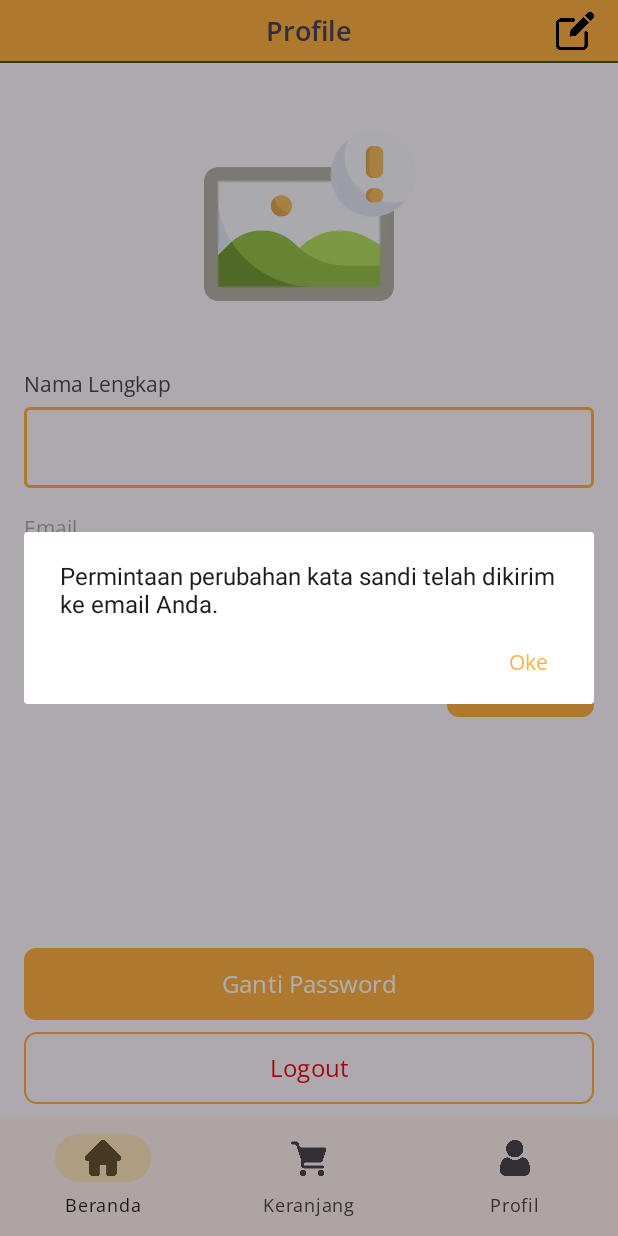
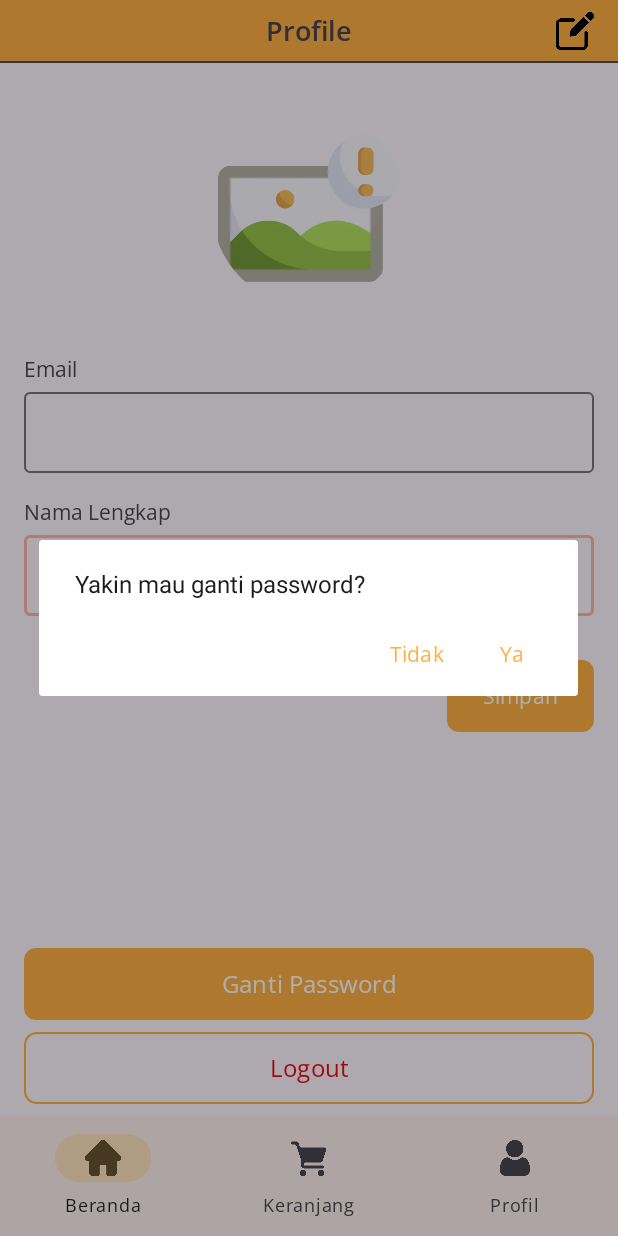
Before and after one commit to YudaSaputraa/FoodApp, an Android app: the ProfileFragment screen opened through its navigation route, after a tap on "Ganti Password", on a phone screen of 412 x 824 dp. Run offline under Robolectric (Android 15) with nearby library versions, the phone set to English and light mode, and no system bars; our stand-ins replace Firebase (no records; nobody signed in at launch, a user with empty details on screens opened directly), Room's generated code, navigation-ui; network calls fail; pictures from the network do not load; 2 other taps on this screen came first.

Commit message:
add confirmation when user want to change password

```diff
--- a/app/src/main/java/com/kom/foodapp/presentation/home/HomeFragment.kt
+++ b/app/src/main/java/com/kom/foodapp/presentation/home/HomeFragment.kt
@@ -73,10 +73,10 @@ class HomeFragment : Fragment() {
     private var menuAdapter: MenuAdapter? = null
     private var categories: List<Category>? = null
     private var menuItems: List<Menu>? = null
+    private var lastSelectedCategory: String? = null
 
     private val categoryAdapter: CategoryAdapter by lazy {
         CategoryAdapter {
-            getMenuData(it.name)
         }
     }
 
@@ -100,6 +100,7 @@ class HomeFragment : Fragment() {
         loadMenuData()
         setThemeMode()
         setDisplayName()
+        setListMenuOnCategoryClicked()
     }
 
     private fun loadMenuData() {
@@ -126,6 +127,18 @@ class HomeFragment : Fragment() {
     private fun setCategoryData() {
         binding.rvCategory.apply {
             adapter = categoryAdapter
+        }
+    }
+
+    private fun setListMenuOnCategoryClicked(){
+        categoryAdapter.setOnItemClickListener { category ->
+            if (category.name == lastSelectedCategory) {
+                lastSelectedCategory = null
+               getMenuData()
+            } else {
+                getMenuData(category.name)
+                lastSelectedCategory = category.name
+            }
         }
     }
 
@@ -196,7 +209,6 @@ class HomeFragment : Fragment() {
         constraintSet.applyTo(binding.clContent)
     }
 
-
     private fun getCategoryData() {
         viewModel.getCategories().observe(viewLifecycleOwner) {
             it.proceedWhen(
@@ -204,8 +216,8 @@ class HomeFragment : Fragment() {
                     binding.layoutStateCategory.root.isVisible = false
                     binding.layoutOnEmptyDataState.root.isVisible = false
                     binding.layoutStateCategory.pbLoading.isVisible = false
-                    binding.layoutOnEmptyDataStateCategory.ivOnEmptyData.isVisible = false
-                    binding.layoutOnEmptyDataStateCategory.tvOnEmptyData.isVisible = false
+                    binding.layoutOnEmptyDataState.ivOnEmptyData.isVisible = false
+                    binding.layoutOnEmptyDataState.tvOnEmptyData.isVisible = false
                     binding.rvCategory.isVisible = true
                     it.payload?.let { data ->
                         categories = data
@@ -245,7 +257,6 @@ class HomeFragment : Fragment() {
             )
         }
     }
-
 
     private fun setThemeMode() {
         binding.layoutHeader.ivThemeMode.setOnClickListener {
@@ -295,6 +306,7 @@ class HomeFragment : Fragment() {
             )
         }
         setMenuTitleConstraint(false)
+
     }
 
     private fun bindCategory(categories: List<Category>) {
@@ -334,5 +346,4 @@ class HomeFragment : Fragment() {
             binding.ivMenuList.setImageResource(R.drawable.ic_menu_grid)
         }
     }
-
 }
--- a/app/src/main/java/com/kom/foodapp/presentation/profile/ProfileViewModel.kt
+++ b/app/src/main/java/com/kom/foodapp/presentation/profile/ProfileViewModel.kt
@@ -45,8 +45,4 @@ class ProfileViewModel(private val userRepository: UserRepository) : ViewModel()
             .updateProfile(newFullName)
             .asLiveData(Dispatchers.IO)
 
-    fun updateEmail(newEmail: String) =
-        userRepository
-            .updateEmail(newEmail)
-            .asLiveData(Dispatchers.IO)
 }
--- a/app/src/main/res/layout/fragment_home.xml
+++ b/app/src/main/res/layout/fragment_home.xml
@@ -19,7 +19,6 @@
             android:layout_width="match_parent"
             android:layout_height="wrap_content" />
 
-
         <androidx.recyclerview.widget.RecyclerView
             android:id="@+id/rv_category"
             android:layout_width="match_parent"
@@ -29,7 +28,7 @@
             android:orientation="horizontal"
             app:layoutManager="androidx.recyclerview.widget.LinearLayoutManager"
             app:layout_constraintEnd_toEndOf="parent"
-            app:layout_constraintStart_toStartOf="parent"
+            app:layout_constraintStart_toEndOf="parent"
             app:layout_constraintTop_toBottomOf="@+id/layout_header"
             tools:listitem="@layout/item_category" />
 
--- a/app/src/main/res/layout/layout_profile.xml
+++ b/app/src/main/res/layout/layout_profile.xml
@@ -4,43 +4,44 @@
     xmlns:tools="http://schemas.android.com/tools"
     android:layout_width="match_parent"
     android:layout_height="match_parent"
-    android:layout_marginHorizontal="32dp">
+    android:layout_marginHorizontal="16dp">
 
     <com.google.android.material.imageview.ShapeableImageView
         android:id="@+id/iv_profile"
-        android:layout_width="150dp"
-        android:layout_height="140dp"
+        android:layout_width="130dp"
+        android:layout_height="130dp"
         android:layout_marginVertical="32dp"
         android:scaleType="centerCrop"
         app:layout_constraintEnd_toEndOf="parent"
         app:layout_constraintStart_toStartOf="parent"
         app:layout_constraintTop_toTopOf="parent"
-        app:shapeAppearanceOverlay="@style/RoundedImageView"
+        app:shapeAppearanceOverlay="@style/RoundedImageViewCircle"
         tools:src="@tools:sample/avatars" />
 
     <TextView
-        android:id="@+id/tv_username_title"
+        android:id="@+id/tv_full_name_title"
         android:layout_width="wrap_content"
         android:layout_height="wrap_content"
-        android:layout_marginTop="32dp"
+        android:layout_marginTop="16dp"
         android:text="@string/text_full_name"
         android:textSize="14sp"
         app:layout_constraintStart_toStartOf="parent"
-        app:layout_constraintTop_toBottomOf="@+id/iv_profile" />
+        app:layout_constraintTop_toBottomOf="@+id/til_email" />
 
     <com.google.android.material.textfield.TextInputLayout
-        android:id="@+id/text_input_layout_username"
+        android:id="@+id/til_full_name"
         android:layout_width="match_parent"
-        android:layout_height="60dp"
+        android:layout_height="wrap_content"
         app:layout_constraintEnd_toEndOf="parent"
         app:layout_constraintStart_toStartOf="parent"
-        app:layout_constraintTop_toBottomOf="@+id/tv_username_title"
+        app:layout_constraintTop_toBottomOf="@+id/tv_full_name_title"
         tools:hint="@string/text_username_profile">
 
         <com.google.android.material.textfield.TextInputEditText
-            android:id="@+id/edit_text_username"
+            android:id="@+id/et_full_name"
             android:layout_width="match_parent"
             android:layout_height="wrap_content"
+            android:singleLine="true"
             android:textSize="14sp" />
     </com.google.android.material.textfield.TextInputLayout>
 
@@ -48,28 +49,28 @@
         android:id="@+id/tv_email_title"
         android:layout_width="wrap_content"
         android:layout_height="wrap_content"
-        android:layout_marginTop="16dp"
-        android:enabled="false"
+        android:layout_marginTop="32dp"
         android:text="@string/text_profile_email"
         android:textSize="14sp"
         app:layout_constraintStart_toStartOf="parent"
-        app:layout_constraintTop_toBottomOf="@+id/text_input_layout_username" />
+        app:layout_constraintTop_toBottomOf="@+id/iv_profile" />
 
     <com.google.android.material.textfield.TextInputLayout
-        android:id="@+id/text_input_layout_email"
+        android:id="@+id/til_email"
         android:layout_width="match_parent"
-        android:layout_height="60dp"
+        android:layout_height="wrap_content"
         app:layout_constraintEnd_toEndOf="parent"
         app:layout_constraintStart_toStartOf="parent"
         app:layout_constraintTop_toBottomOf="@+id/tv_email_title"
         tools:hint="@string/text_email_value">
 
         <com.google.android.material.textfield.TextInputEditText
-            android:id="@+id/edit_text_email"
+            android:id="@+id/et_email"
             android:layout_width="match_parent"
             android:layout_height="wrap_content"
+            android:inputType="textEmailAddress"
             android:enabled="false"
-            android:inputType="textEmailAddress"
+            android:singleLine="true"
             android:textSize="14sp" />
     </com.google.android.material.textfield.TextInputLayout>
 
--- a/app/src/main/res/values/strings.xml
+++ b/app/src/main/res/values/strings.xml
@@ -119,4 +119,6 @@
     <string name="text_user_not_login">Anda belum login!</string>
     <string name="text_cencel">Batal</string>
     <string name="text_submit">Submit</string>
+    <string name="text_all_data">All</string>
+    <string name="text_confirm_change_password_dialog">Yakin mau ganti password?</string>
 </resources>
```
Also changed, not shown: app/src/main/java/com/kom/foodapp/presentation/home/adapter/CategoryAdapter.kt (+18 -4 lines), app/src/main/java/com/kom/foodapp/presentation/profile/ProfileFragment.kt (+32 -71 lines).
